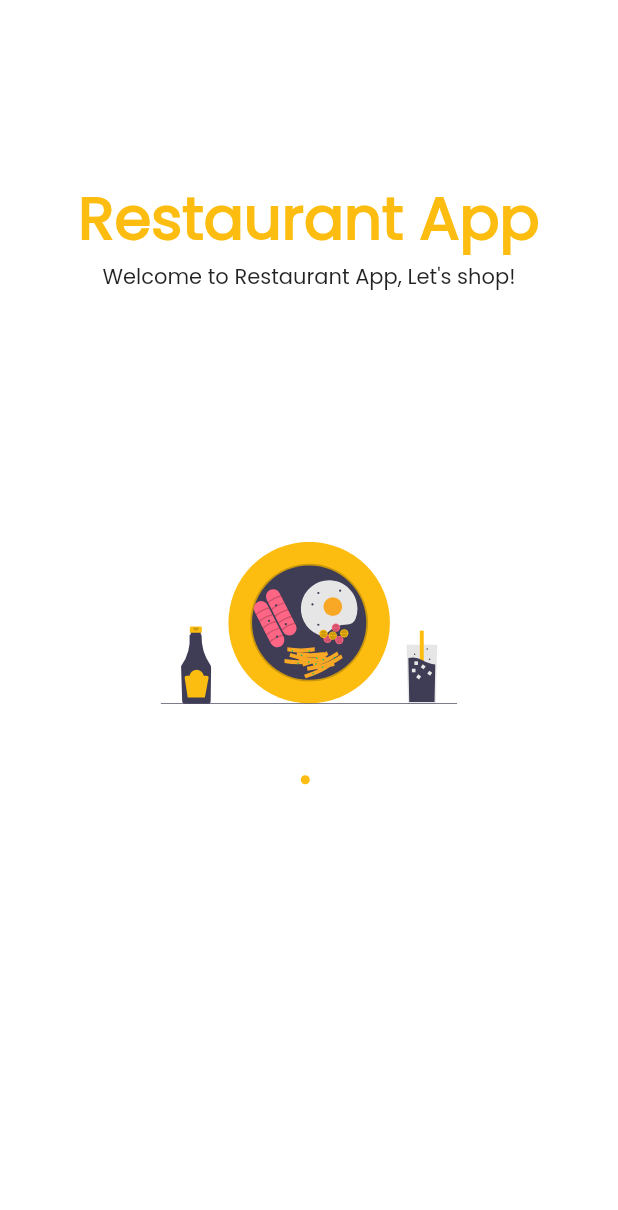
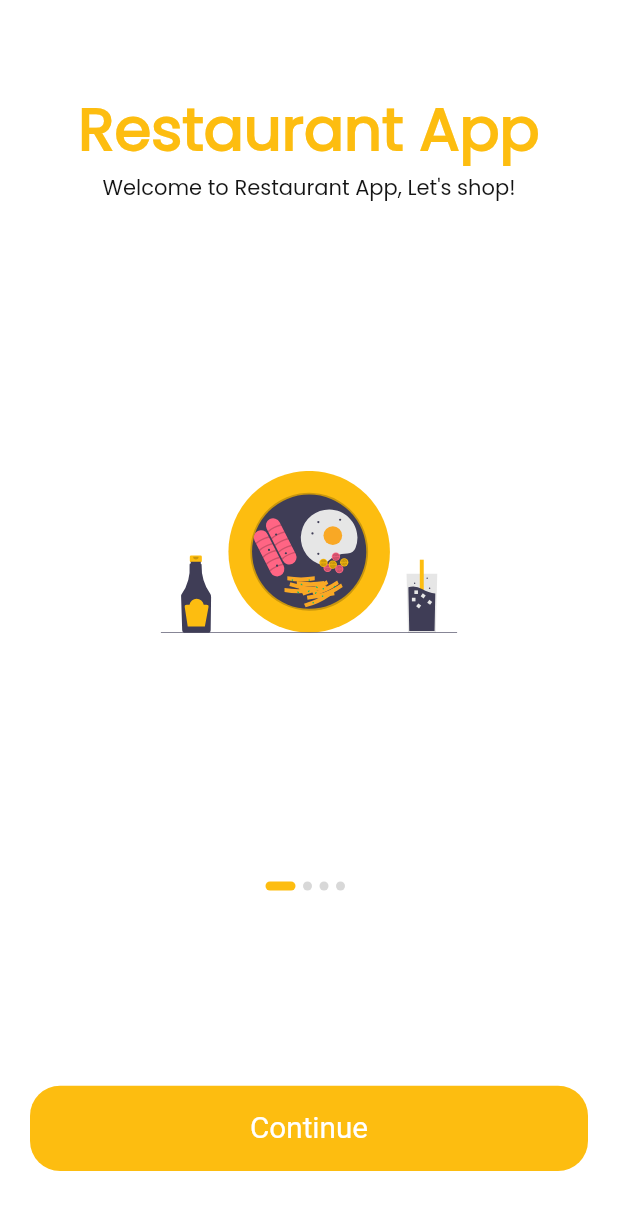
Before and after one commit to yayanrw/dicoding-flutter-restaurant-app, a Flutter app: the screen it shows after launch, on a phone screen of 412 x 824 dp. Shown: the top 1210 px of the screen. Run offline on Flutter 3.47's test engine with Material 2 defaults, Android fonts, the phone set to English and light mode, and no system bars; our stand-ins replace flutter_svg, line_icons.

Commit message:
fix intro

```diff
--- a/lib/pages/intro.dart
+++ b/lib/pages/intro.dart
@@ -2,6 +2,7 @@ import 'package:flutter/material.dart';
 import 'package:flutter_svg/svg.dart';
 import 'package:restaurant_app/helper/color_theme.dart';
 import 'package:restaurant_app/helper/size_config.dart';
+import 'package:restaurant_app/helper/theme.dart';
 
 class Intro extends StatefulWidget {
   const Intro({Key? key}) : super(key: key);
@@ -11,6 +12,8 @@ class Intro extends StatefulWidget {
 }
 
 class _IntroState extends State<Intro> {
+  int currentPage = 0;
+
   List<Map<String, String>> contentData = [
     {
       "image": "assets/images/breakfast.svg",
@@ -38,36 +41,73 @@ class _IntroState extends State<Intro> {
           backgroundColor: Colors.white,
         ),
         body: SafeArea(
-          top: true,
           child: SizedBox(
             width: double.infinity,
+            child: Padding(
+              padding: EdgeInsets.symmetric(horizontal: 20),
               child: Column(
                 children: <Widget>[
+                  Text(
+                    "Restaurant App",
+                    style: TextStyle(
+                        color: ColorTheme.primary,
+                        fontSize: getProportionateScreenWidth(36),
+                        fontWeight: FontWeight.bold),
+                  ),
                   Expanded(
                       flex: 3,
                       child: PageView.builder(
+                          onPageChanged: (value) {
+                            setState(() {
+                              currentPage = value;
+                            });
+                          },
                           itemCount: contentData.length,
                           itemBuilder: (context, index) => Content(
                               image: contentData[index]["image"],
                               text: contentData[index]["text"]))),
+                  Spacer(),
                   Expanded(
                       flex: 2,
                       child: Column(
-                      children: <Widget>[buildDot()],
+                        children: <Widget>[
+                          Row(
+                            mainAxisAlignment: MainAxisAlignment.center,
+                            children: List.generate(contentData.length,
+                                (index) => buildDot(index: index)),
+                          ),
+                          Spacer(
+                            flex: 3,
+                          ),
+                          SizedBox(
+                            width: double.infinity,
+                            height: getProportionateScreenHeight(56),
+                            child: TextButton(
+                                style: flatButtonStyle,
+                                onPressed: () {},
+                                child: Text("Continue")),
+                          ),
+                          Spacer()
+                        ],
                       ))
                 ],
+              ),
             ),
           ),
         ));
   }
 
-  Container buildDot() {
-    return Container(
+  AnimatedContainer buildDot({required int index}) {
+    return AnimatedContainer(
+        duration: Duration(milliseconds: 200),
         margin: EdgeInsets.only(right: 5),
         height: 6,
-        width: 6,
+        width: currentPage == index ? 20 : 6,
         decoration: BoxDecoration(
-            color: ColorTheme.primary, borderRadius: BorderRadius.circular(3)));
+            color: currentPage == index
+                ? ColorTheme.primary
+                : ColorTheme.secondaryLight,
+            borderRadius: BorderRadius.circular(3)));
   }
 }
 
@@ -80,16 +120,9 @@ class Content extends StatelessWidget {
   Widget build(BuildContext context) {
     return Column(
       children: [
-        Spacer(),
-        Text(
-          "Restaurant App",
-          style: TextStyle(
-              color: ColorTheme.primary,
-              fontSize: getProportionateScreenWidth(36),
-              fontWeight: FontWeight.bold),
-        ),
         Text(
           text!,
+          style: TextStyle(color: ColorTheme.secondary),
           textAlign: TextAlign.center,
         ),
         Spacer(
```
Lines whose indentation alone changed are shown as unchanged.
